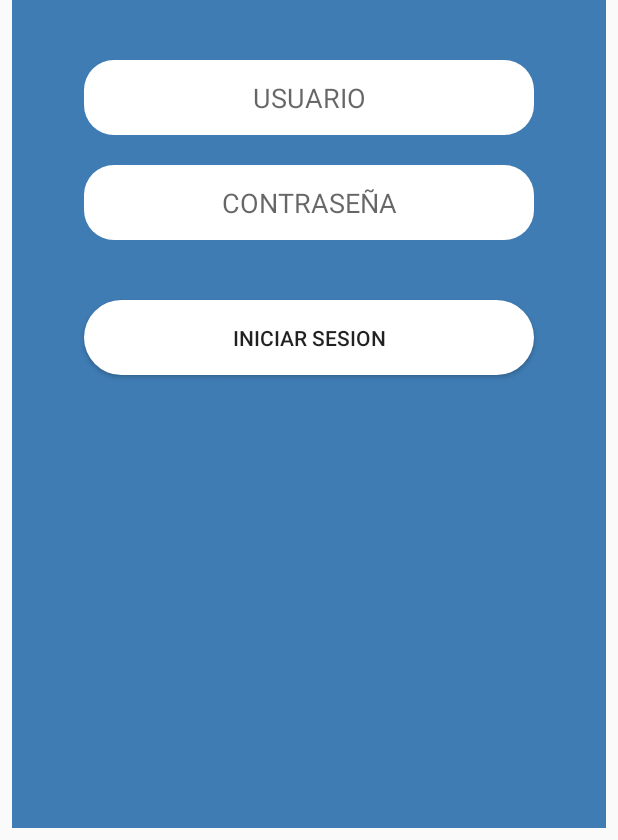
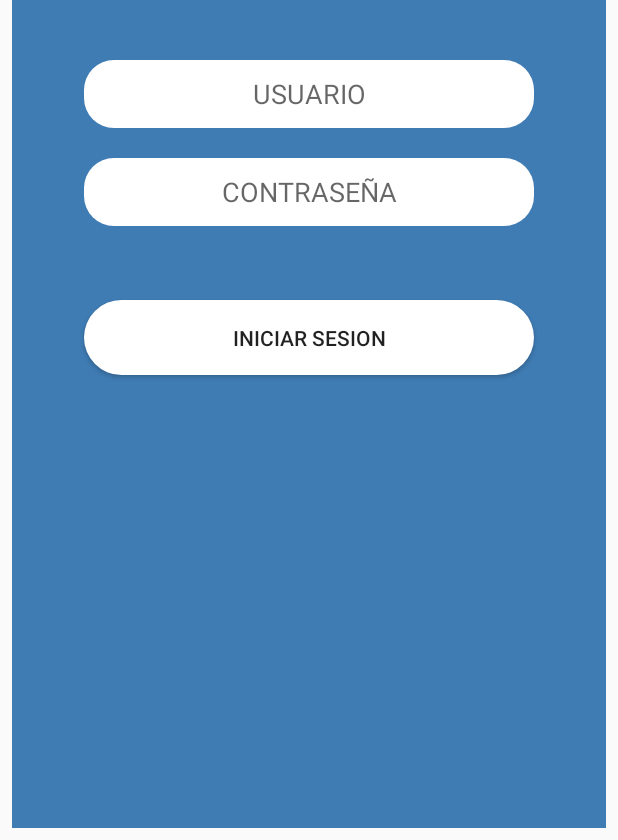
Before and after one commit to PowertrainFSAE47/ProyectoADBJ, an Android app: the screen it shows after launch (MainActivity), on a phone screen of 412 x 824 dp, the part 396-1236 px from its top. Run offline under Robolectric (Android 15) with nearby library versions, the phone set to English and light mode, and no system bars.

Commit message:
prueba push

```diff
--- a/Android/ProyectoADBJ/app/src/main/res/layout/activity_main.xml
+++ b/Android/ProyectoADBJ/app/src/main/res/layout/activity_main.xml
@@ -47,7 +47,7 @@
                 android:id="@+id/editText"
                 style="@style/Widget.AppCompat.EditText"
                 android:layout_width="300dp"
-                android:layout_height="50dp"
+                android:layout_height="45dp"
                 android:layout_gravity="center"
                 android:layout_margin="20dp"
                 android:background="@drawable/edit_round"
@@ -61,7 +61,7 @@
                 android:id="@+id/editText2"
                 style="@style/Widget.AppCompat.EditText"
                 android:layout_width="300dp"
-                android:layout_height="50dp"
+                android:layout_height="45dp"
                 android:layout_gravity="center"
                 android:background="@drawable/edit_round"
                 android:ems="10"
```
